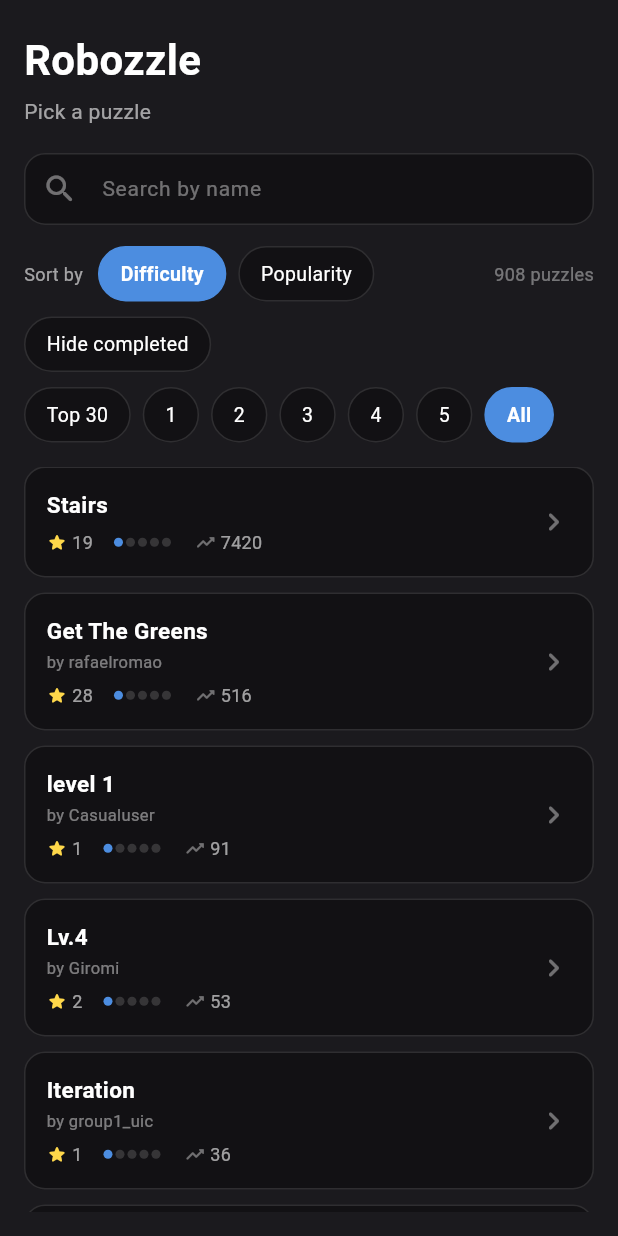
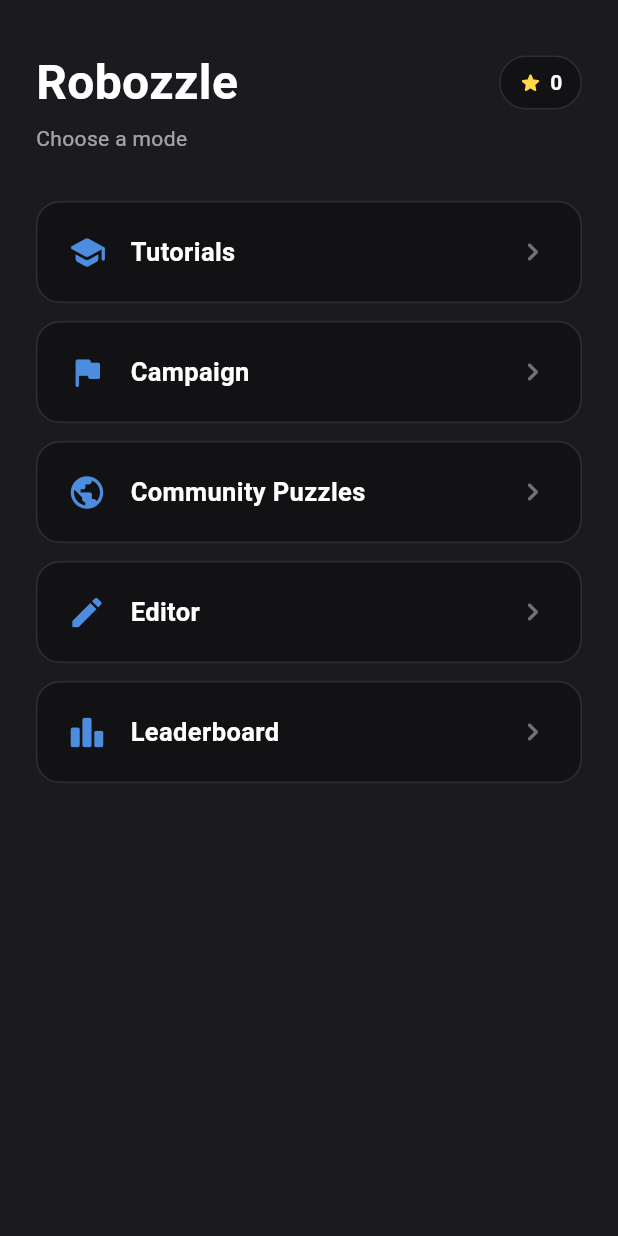
Before and after one commit to nicolaswidynski/RobozzleReboot, a Flutter app: the screen it shows after launch, on a phone screen of 412 x 824 dp. Run offline on Flutter 3.47's test engine with Material 3 defaults, Android fonts, the phone set to English and light mode, and no system bars; our stand-ins replace shared_preferences.

Commit message:
Add landing page, Campaign, points, and fix fast-run animation/autosave
- New LandingScreen as the app's entry point: Tutorials/Campaign/Community
  Puzzles/Editor/Leaderboard. Community Puzzles and Campaign open the
  existing catalog browser (Campaign narrowed to 5 curated authors, still
  visible under Community Puzzles too); the rest are "coming soon"
  placeholders.
- Points badge on the landing page: sum of (1 + difficulty)^2 across every
  solved puzzle, refreshed whenever you return from a puzzle screen.
- Robot move/turn animation duration now tracks the actual auto-run step
  interval instead of a fixed 180ms, so 8x speed no longer visually skips
  tiles (each step's animation now always finishes before the next fires).
- The player's program now autosaves on every edit, not just once solved —
  reopening any level (finished or not) restores whatever was last there.

Co-Authored-By: Claude Sonnet 5 <noreply@anthropic.com>

```diff
--- /dev/null
+++ b/lib/data/points.dart
@@ -0,0 +1,20 @@
+import '../models/level.dart';
+
+/// Points earned for solving a puzzle of the given difficulty: (1 +
+/// difficulty)^2, so harder puzzles are worth quadratically more.
+int pointsForDifficulty(int difficulty) {
+  final weight = 1 + difficulty;
+  return weight * weight;
+}
+
+/// Total points across every level in [levels] whose id is in
+/// [completedIds].
+int totalPoints(Set<String> completedIds, List<Level> levels) {
+  var total = 0;
+  for (final level in levels) {
+    if (completedIds.contains(level.id)) {
+      total += pointsForDifficulty(level.difficulty);
+    }
+  }
+  return total;
+}
--- a/lib/data/program_store.dart
+++ b/lib/data/program_store.dart
@@ -7,13 +7,13 @@ import '../models/level.dart';
 import '../models/program.dart';
 import '../models/tile_color.dart';
 
-/// Persists a solved level's winning program, keyed by [Level.id], so
-/// reopening a level you've already solved restores your solution instead
-/// of starting from a blank program.
+/// Persists whatever program the player has built for a level, keyed by
+/// [Level.id] — saved on every edit, not just once solved — so reopening a
+/// level restores whatever was last there instead of starting blank.
 class ProgramStore {
-  static const _keyPrefix = 'solved_program_';
+  static const _keyPrefix = 'program_';
 
-  Future<void> saveSolved(Level level, RobotProgram program) async {
+  Future<void> save(Level level, RobotProgram program) async {
     final prefs = await SharedPreferences.getInstance();
     final encoded = program.functions
         .map((fn) => fn.slots.map(_encodeSlot).toList())
@@ -24,7 +24,7 @@ class ProgramStore {
   /// Returns `null` if nothing was ever saved for this level, or if the
   /// saved data doesn't parse (e.g. it was written by an older/incompatible
   /// version) — the caller should just fall back to a blank program.
-  Future<RobotProgram?> loadSolved(Level level) async {
+  Future<RobotProgram?> load(Level level) async {
     final prefs = await SharedPreferences.getInstance();
     final raw = prefs.getString('$_keyPrefix${level.id}');
     if (raw == null) return null;
--- a/lib/main.dart
+++ b/lib/main.dart
@@ -1,6 +1,6 @@
 import 'package:flutter/material.dart';
 
-import 'screens/home_screen.dart';
+import 'screens/landing_screen.dart';
 import 'theme/app_colors.dart';
 
 void main() {
@@ -20,7 +20,7 @@ class RobozzleRebootApp extends StatelessWidget {
         scaffoldBackgroundColor: AppColors.background,
         useMaterial3: true,
       ),
-      home: const HomeScreen(),
+      home: const LandingScreen(),
       debugShowCheckedModeBanner: false,
     );
   }
--- /dev/null
+++ b/lib/screens/landing_screen.dart
@@ -0,0 +1,230 @@
+import 'package:flutter/material.dart';
+
+import '../data/level_catalog.dart';
+import '../data/points.dart';
+import '../data/progress_store.dart';
+import '../theme/app_colors.dart';
+import 'coming_soon_screen.dart';
+import 'home_screen.dart';
+
+/// The app's true entry point: a menu of game modes. "Community Puzzles"
+/// and "Campaign" are wired up so far — both open [HomeScreen], the
+/// browser for the scraped Robozzle catalog, narrowed by author for
+/// Campaign. The rest are placeholders until they're built.
+class LandingScreen extends StatefulWidget {
+  const LandingScreen({super.key});
+
+  @override
+  State<LandingScreen> createState() => _LandingScreenState();
+}
+
+class _LandingScreenState extends State<LandingScreen> {
+  late Future<int> _pointsFuture = _loadPoints();
+
+  Future<int> _loadPoints() async {
+    final completedIds = await ProgressStore().loadCompleted();
+    final levels = await loadCatalogLevels();
+    return totalPoints(completedIds, levels);
+  }
+
+  void _refreshPoints() {
+    setState(() {
+      _pointsFuture = _loadPoints();
+    });
+  }
+
+  Future<void> _openHomeScreen(
+    BuildContext context, {
+    String title = 'Community Puzzles',
+    Set<String>? authorFilter,
+  }) async {
+    await Navigator.of(context).push(
+      MaterialPageRoute(
+        builder: (_) => HomeScreen(title: title, authorFilter: authorFilter),
+      ),
+    );
+    _refreshPoints();
+  }
+
+  void _openComingSoon(BuildContext context, String title) {
+    Navigator.of(context).push(
+      MaterialPageRoute(builder: (_) => ComingSoonScreen(title: title)),
+    );
+  }
+
+  @override
+  Widget build(BuildContext context) {
+    return Scaffold(
+      backgroundColor: AppColors.background,
+      body: SafeArea(
+        child: Padding(
+          padding: const EdgeInsets.fromLTRB(24, 32, 24, 24),
+          child: Column(
+            crossAxisAlignment: CrossAxisAlignment.start,
+            children: [
+              Row(
+                mainAxisAlignment: MainAxisAlignment.spaceBetween,
+                children: [
+                  const Text(
+                    'Robozzle',
+                    style: TextStyle(
+                      color: Colors.white,
+                      fontWeight: FontWeight.bold,
+                      fontSize: 32,
+                    ),
+                  ),
+                  FutureBuilder<int>(
+                    future: _pointsFuture,
+                    builder: (context, snapshot) {
+                      final points = snapshot.data;
+                      if (points == null) return const SizedBox.shrink();
+                      return _PointsBadge(points: points);
+                    },
+                  ),
+                ],
+              ),
+              const SizedBox(height: 4),
+              Text(
+                'Choose a mode',
+                style: TextStyle(
+                  color: Colors.white.withValues(alpha: 0.6),
+                  fontSize: 14,
+                ),
+              ),
+              const SizedBox(height: 32),
+              Expanded(
+                child: ListView(
+                  children: [
+                    _LandingMenuButton(
+                      icon: Icons.school_rounded,
+                      label: 'Tutorials',
+                      onTap: () => _openComingSoon(context, 'Tutorials'),
+                    ),
+                    const SizedBox(height: 12),
+                    _LandingMenuButton(
+                      icon: Icons.flag_rounded,
+                      label: 'Campaign',
+                      // These puzzles also stay visible under Community
+                      // Puzzles — this only narrows which screen shows
+                      // them, it doesn't remove them from the full catalog.
+                      onTap: () => _openHomeScreen(
+                        context,
+                        title: 'Campaign',
+                        authorFilter: {
+                          'igoro',
+                          'blake',
+                          'markbyers',
+                          'snydej',
+                          'stingray',
+                        },
+                      ),
+                    ),
+                    const SizedBox(height: 12),
+                    _LandingMenuButton(
+                      icon: Icons.public_rounded,
+                      label: 'Community Puzzles',
+                      onTap: () => _openHomeScreen(context),
+                    ),
+                    const SizedBox(height: 12),
+                    _LandingMenuButton(
+                      icon: Icons.edit_rounded,
+                      label: 'Editor',
+                      onTap: () => _openComingSoon(context, 'Editor'),
+                    ),
+                    const SizedBox(height: 12),
+                    _LandingMenuButton(
+                      icon: Icons.leaderboard_rounded,
+                      label: 'Leaderboard',
+                      onTap: () => _openComingSoon(context, 'Leaderboard'),
+                    ),
+                  ],
+                ),
+              ),
+            ],
+          ),
+        ),
+      ),
+    );
+  }
+}
+
+class _PointsBadge extends StatelessWidget {
+  final int points;
+
+  const _PointsBadge({required this.points});
+
+  @override
+  Widget build(BuildContext context) {
+    return Container(
+      padding: const EdgeInsets.symmetric(horizontal: 12, vertical: 7),
+      decoration: BoxDecoration(
+        color: AppColors.panel,
+        borderRadius: BorderRadius.circular(20),
+        border: Border.all(color: AppColors.panelBorder),
+      ),
+      child: Row(
+        mainAxisSize: MainAxisSize.min,
+        children: [
+          const Icon(Icons.star_rounded, color: AppColors.star, size: 16),
+          const SizedBox(width: 5),
+          Text(
+            '$points',
+            style: const TextStyle(
+              color: Colors.white,
+              fontWeight: FontWeight.bold,
+              fontSize: 14,
+            ),
+          ),
+        ],
+      ),
+    );
+  }
+}
+
+class _LandingMenuButton extends StatelessWidget {
+  final IconData icon;
+  final String label;
+  final VoidCallback onTap;
+
+  const _LandingMenuButton({
+    required this.icon,
+    required this.label,
+    required this.onTap,
+  });
+
+  @override
+  Widget build(BuildContext context) {
+    return InkWell(
+      onTap: onTap,
+      borderRadius: BorderRadius.circular(16),
+      child: Container(
+        padding: const EdgeInsets.symmetric(horizontal: 20, vertical: 20),
+        decoration: BoxDecoration(
+          color: AppColors.panel,
+          borderRadius: BorderRadius.circular(16),
+          border: Border.all(color: AppColors.panelBorder),
+        ),
+        child: Row(
+          children: [
+            Icon(icon, color: AppColors.accent, size: 26),
+            const SizedBox(width: 16),
+            Expanded(
+              child: Text(
+                label,
+                style: const TextStyle(
+                  color: Colors.white,
+                  fontWeight: FontWeight.w600,
+                  fontSize: 17,
+                ),
+              ),
+            ),
+            Icon(
+              Icons.chevron_right_rounded,
+              color: Colors.white.withValues(alpha: 0.4),
+            ),
+          ],
+        ),
+      ),
+    );
+  }
+}
```
Also changed, not shown: lib/screens/coming_soon_screen.dart (added, +44 -0 lines), lib/screens/game_screen.dart (+31 -5 lines), lib/screens/home_screen.dart (+51 -9 lines), lib/widgets/robot_grid.dart (+22 -5 lines), 6 other files.
